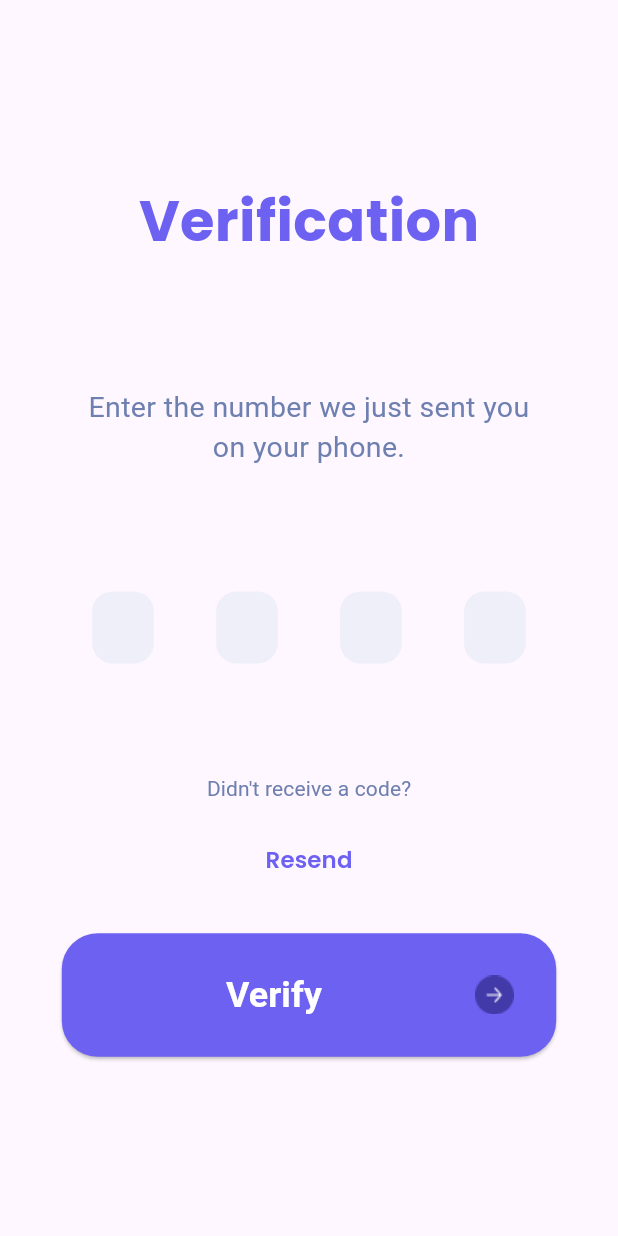
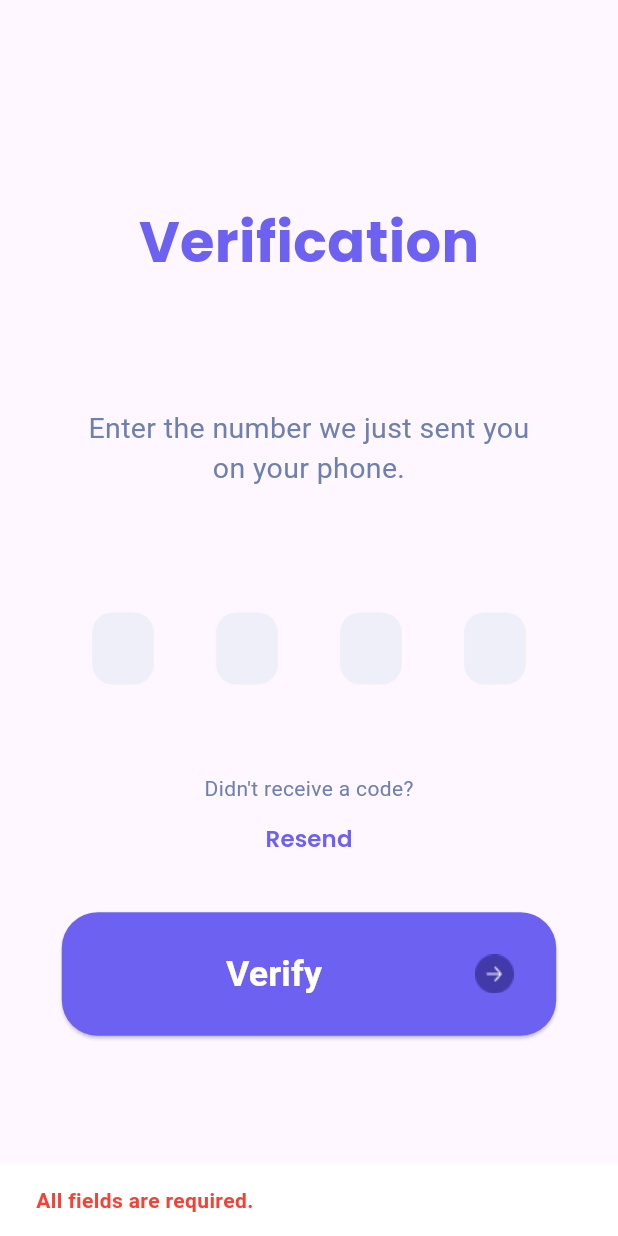
Before and after one commit to sefinehtesfa34/RideShare-app, a Flutter app: the OtpVerificationScreen screen opened directly, after a tap on "Verify", on a phone screen of 412 x 824 dp. Run offline on Flutter 3.47's test engine with Material 2 defaults, Android fonts, the phone set to English and light mode, and no system bars; our stand-ins replace dartz, equatable, flutter_bloc, get_it, internet_connection_checker, responsive_sizer.

Commit message:
[Mobile] otp bloc consumer

```diff
--- a/rideshare/lib/features/authentication/data/repository/user_repository.dart
+++ b/rideshare/lib/features/authentication/data/repository/user_repository.dart
@@ -6,7 +6,9 @@ import '../../domain/repositories/authentication_repository.dart';
 
 class OTPVerificationRepositoryImpl implements OTPVerificationRepository {
   final UserDataSource userDataSource;
+
   OTPVerificationRepositoryImpl({required this.userDataSource});
+
   @override
   Future<Either<Failure, bool>> verifyOTP(String phoneNumber, String otp) async {
     try {
--- a/rideshare/lib/features/authentication/presentation/screen/otp.dart
+++ b/rideshare/lib/features/authentication/presentation/screen/otp.dart
@@ -1,35 +1,76 @@
 import 'package:flutter/material.dart';
 import 'package:responsive_sizer/responsive_sizer.dart';
+import 'package:flutter_bloc/flutter_bloc.dart';
+import 'package:get_it/get_it.dart';
+
+import '../bloc/otp_bloc.dart';
+import '../widgets/resend.dart';
+import '../widgets/verify_button.dart';
 
 class OtpVerificationScreen extends StatefulWidget {
-  const OtpVerificationScreen({super.key});
+  const OtpVerificationScreen({Key? key}) : super(key: key);
 
   @override
   State<OtpVerificationScreen> createState() => _OtpVerificationScreenState();
 }
 
 class _OtpVerificationScreenState extends State<OtpVerificationScreen> {
+  // ignore: always_specify_types
   List<TextEditingController> _controllers = [];
-  FocusNode _focusNode = FocusNode();
+  List<FocusNode> _focusNodes = [];
+  // ignore: always_specify_types, non_constant_identifier_names
+  List<String> OTP = ['', '', '', ''];
 
   @override
   void initState() {
     super.initState();
     _controllers = List<TextEditingController>.generate(
         4, (int index) => TextEditingController());
-    _focusNode = FocusNode();
+    _focusNodes = List<FocusNode>.generate(4, (int index) => FocusNode());
   }
 
   @override
   void dispose() {
-    _focusNode.dispose();
+    _focusNodes.map((FocusNode focusNode) => focusNode.dispose);
     super.dispose();
   }
 
   @override
   Widget build(BuildContext context) {
-    return Scaffold(
-      body: Center(
+    return BlocProvider<OtpVerificationBloc>(
+      create: (BuildContext context) => GetIt.instance<OtpVerificationBloc>(),
+      child: Scaffold(
+        body: BlocConsumer<OtpVerificationBloc, OtpVerificationState>(
+          listener: (BuildContext context, OtpVerificationState state) {
+            // Handle state changes, if needed
+          },
+          builder: (BuildContext context, OtpVerificationState state) {
+            if (state is OtpVerificationLoading) {
+              // Show loading indicator
+              return const Center(
+                child: CircularProgressIndicator(),
+              );
+            } else if (state is OtpVerificationSuccess) {
+              // Handle success state
+              return const Center(
+                child: Text(
+                  'Verification Successful',
+                  style: TextStyle(
+                      color: Colors.green, fontWeight: FontWeight.bold),
+                ),
+              );
+            } else if (state is OtpVerificationFailure) {
+              // Handle failure state
+              return const Center(
+                child: Text(
+                  'Verification Failed:',
+                  style:
+                      TextStyle(color: Colors.red, fontWeight: FontWeight.bold),
+                ),
+              );
+            } else {
+              // Default state
+              return Center(
                 child: Padding(
                   padding: const EdgeInsets.all(20.0),
                   child: Column(
@@ -64,7 +105,16 @@ class _OtpVerificationScreenState extends State<OtpVerificationScreen> {
                             width: 10.w,
                             height: 10.h,
                             child: TextField(
-                      focusNode: _focusNode,
+                              onChanged: (String value) {
+                                OTP[index] = value;
+                                if (value.isNotEmpty) {
+                                  _focusNodes[index].nextFocus();
+                                } else {
+                                  _focusNodes[index].previousFocus();
+                                }
+                              },
+                              controller: _controllers[index],
+                              focusNode: _focusNodes[index],
                               textAlign: TextAlign.center,
                               keyboardType: TextInputType.number,
                               maxLength: 1,
@@ -73,10 +123,12 @@ class _OtpVerificationScreenState extends State<OtpVerificationScreen> {
                                 counterText: '',
                                 enabledBorder: OutlineInputBorder(
                                   borderSide: BorderSide.none,
-                            borderRadius: BorderRadius.circular(15.sp)),
+                                  borderRadius: BorderRadius.circular(15.sp),
+                                ),
                                 focusedBorder: OutlineInputBorder(
                                   borderSide: BorderSide.none,
-                            borderRadius: BorderRadius.circular(15.sp)),
+                                  borderRadius: BorderRadius.circular(15.sp),
+                                ),
                                 fillColor: const Color(0xFFEFEFFA),
                                 filled: true,
                                 contentPadding: EdgeInsets.zero,
@@ -86,9 +138,7 @@ class _OtpVerificationScreenState extends State<OtpVerificationScreen> {
                         ),
                       ),
                       SizedBox(height: 3.h),
-              TextButton(
-                onPressed: () => {},
-                child: const Text(
+                      const Text(
                         "Didn't receive a code?",
                         style: TextStyle(
                           color: Color(0XFF6E80B0),
@@ -96,64 +146,23 @@ class _OtpVerificationScreenState extends State<OtpVerificationScreen> {
                           fontWeight: FontWeight.w400,
                         ),
                       ),
-              ),
-              TextButton(
-                onPressed: () => {},
-                child: Text(
-                  "Resend",
-                  style: TextStyle(
-                    color: const Color(0xFF6D61F2),
-                    fontFamily: 'Poppins',
-                    fontWeight: FontWeight.w600,
-                    fontSize: 16.sp,
-                  ),
-                ),
-              ),
+                      const Resend(),
                       SizedBox(height: 3.h),
                       Flexible(
                         fit: FlexFit.loose,
                         child: SizedBox(
                           width: 80.w,
                           height: 10.h,
-                  child: ElevatedButton(
-                    onPressed: () => {},
-                    style: ElevatedButton.styleFrom(
-                      backgroundColor: const Color(0xFF6D61F2),
-                      shape: RoundedRectangleBorder(
-                        borderRadius: BorderRadius.circular(20.sp),
-                      ),
-                    ),
-                    child: Row(
-                      children: [
-                        Expanded(
-                          child: Text(
-                            'Verify',
-                            textAlign: TextAlign.center,
-                            style: TextStyle(
-                              color: Colors.white,
-                              fontSize: 20.sp,
-                              fontWeight: FontWeight.bold,
-                            ),
-                          ),
-                        ),
-                        SizedBox(
-                          width: 3.w,
-                        ), // Adjust the spacing between the text and image
-                        Image.asset(
-                          'assets/images/arrow.png',
-                          width:
-                              24.sp, // Adjust the width of the image as needed
-                          height:
-                              24.sp, // Adjust the height of the image as needed
-                        ),
-                      ],
-                    ),
-                  ),
+                          child: Verify(controllers: _controllers, OTP: OTP),
                         ),
                       ),
                     ],
                   ),
                 ),
+              );
+            }
+          },
+        ),
       ),
     );
   }
--- /dev/null
+++ b/rideshare/lib/features/authentication/presentation/widgets/resend.dart
@@ -0,0 +1,22 @@
+import 'package:flutter/material.dart';
+import 'package:responsive_sizer/responsive_sizer.dart';
+
+class Resend extends StatelessWidget {
+  const Resend({super.key});
+
+  @override
+  Widget build(BuildContext context) {
+    return TextButton(
+      onPressed: () => {},
+      child: Text(
+        "Resend",
+        style: TextStyle(
+          color: const Color(0xFF6D61F2),
+          fontFamily: 'Poppins',
+          fontWeight: FontWeight.w600,
+          fontSize: 16.sp,
+        ),
+      ),
+    );
+  }
+}
--- /dev/null
+++ b/rideshare/lib/features/authentication/presentation/widgets/verify_button.dart
@@ -0,0 +1,74 @@
+import 'package:flutter/material.dart';
+import 'package:flutter/widgets.dart';
+import 'package:flutter_bloc/flutter_bloc.dart';
+import 'package:responsive_sizer/responsive_sizer.dart';
+
+import '../bloc/otp_bloc.dart';
+
+// ignore: must_be_immutable
+class Verify extends StatefulWidget {
+  // ignore: non_constant_identifier_names
+  Verify({super.key, required this.controllers, required this.OTP});
+  List<TextEditingController> controllers = [];
+  List<String> OTP = [];
+  @override
+  State<Verify> createState() => _VerifyState();
+}
+
+class _VerifyState extends State<Verify> {
+  @override
+  Widget build(BuildContext context) {
+    return ElevatedButton(
+      onPressed: () {
+        bool isFieldEmpty = widget.controllers
+            .any((TextEditingController controller) => controller.text.isEmpty);
+        if (isFieldEmpty) {
+          // Show a required field message
+          ScaffoldMessenger.of(context).showSnackBar(
+            const SnackBar(
+                backgroundColor: Colors.white,
+                content: Text(
+                  'All fields are required.',
+                  style: TextStyle(
+                    color: Colors.red,
+                    fontWeight: FontWeight.bold,
+                  ),
+                )),
+          );
+        } else {
+          context.read<OtpVerificationBloc>().add(VerifyOtpEvent(
+              otp: widget.OTP.join(), phoneNumber: '0978664897'));
+        }
+      },
+      style: ElevatedButton.styleFrom(
+        backgroundColor: const Color(0xFF6D61F2),
+        shape: RoundedRectangleBorder(
+          borderRadius: BorderRadius.circular(20.sp),
+        ),
+      ),
+      child: Row(
+        children: [
+          Expanded(
+            child: Text(
+              'Verify',
+              textAlign: TextAlign.center,
+              style: TextStyle(
+                color: Colors.white,
+                fontSize: 20.sp,
+                fontWeight: FontWeight.bold,
+              ),
+            ),
+          ),
+          SizedBox(
+            width: 3.w,
+          ), // Adjust the spacing between the text and image
+          Image.asset(
+            'assets/images/arrow.png',
+            width: 24.sp, // Adjust the width of the image as needed
+            height: 24.sp, // Adjust the height of the image as needed
+          ),
+        ],
+      ),
+    );
+  }
+}
--- a/rideshare/pubspec.yaml
+++ b/rideshare/pubspec.yaml
@@ -37,6 +37,7 @@ dependencies:
     sdk: flutter
   flutter_bloc: null
   flutter_svg: ^2.0.6
+  get_it: ^7.6.0
   google_maps_flutter: ^2.3.0
   http: null
   internet_connection_checker: ^1.0.0+1
```
Also changed, not shown: rideshare/lib/features/authentication/data/datasources/user_datasource.dart (+6 -2 lines), rideshare/lib/features/authentication/presentation/bloc/otp_bloc.dart (+15 -16 lines), rideshare/lib/features/authentication/presentation/bloc/otp_state.dart (+1 -13 lines), rideshare/lib/injection.dart (added, +36 -0 lines), rideshare/lib/main.dart (+7 -91 lines). Lines whose indentation alone changed are shown as unchanged.
